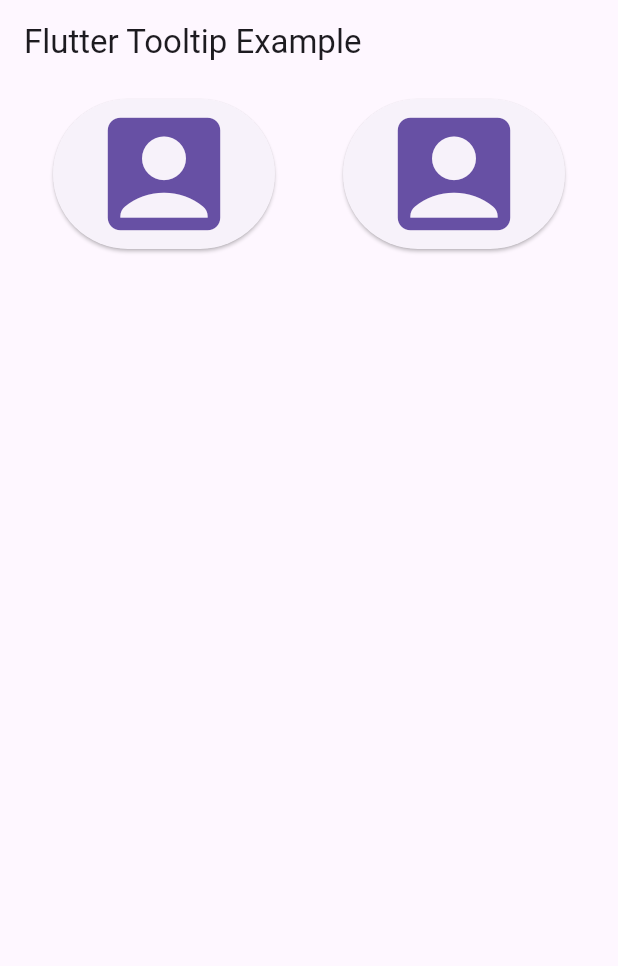
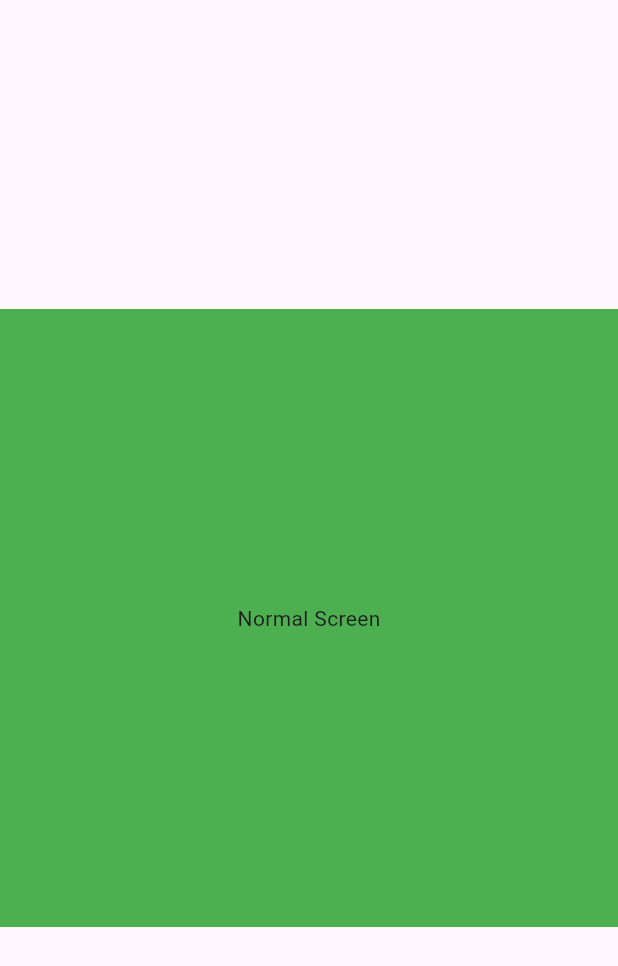
Before and after one commit to vaibhavt-nt/flutter_training, a Flutter app: the screen it shows after launch, on a phone screen of 412 x 824 dp. Shown: the top 966 px of the screen. Run offline on Flutter 3.47's test engine with Material 3 defaults, Android fonts, the light colour scheme and no system bars; key blocks and very long unbroken strings in the code were emptied for the run.

Commit message:
Layout Builder Widget  learned

```diff
--- a/lib/main.dart
+++ b/lib/main.dart
@@ -5,9 +5,11 @@ import 'package:flutter_training/widgets/cipRRect.dart';
 import 'package:flutter_training/widgets/custom_paint.dart';
 import 'package:flutter_training/widgets/drawer.dart';
 import 'package:flutter_training/widgets/fade_transition.dart';
+import 'package:flutter_training/widgets/fitterbox.dart';
 import 'package:flutter_training/widgets/gesture_detector.dart';
 import 'package:flutter_training/widgets/gride_view.dart';
 import 'package:flutter_training/widgets/hero.dart';
+import 'package:flutter_training/widgets/layout_builder.dart';
 import 'package:flutter_training/widgets/list_view.dart';
 import 'package:flutter_training/widgets/list_view_builder.dart';
 import 'package:flutter_training/widgets/mouse_region.dart';
@@ -32,7 +34,7 @@ class homepage extends StatelessWidget {
   Widget build(BuildContext context) {
     return MaterialApp(
       title: "my home page",
-      home: ToolTipWidget(),
+      home: LayOutBuilderWidget(),
     );
   }
 }
--- /dev/null
+++ b/lib/widgets/fitterbox.dart
@@ -0,0 +1,21 @@
+import 'package:flutter/material.dart';
+
+class FitterBoxWidget extends StatelessWidget {
+  const FitterBoxWidget({super.key});
+
+  @override
+  Widget build(BuildContext context) {
+    return Scaffold(
+      appBar: AppBar(
+        title: Text('FittedBox Example'),
+      ),
+      body: Center(
+        child: Container(
+          child: FittedBox(
+            child: Icon(Icons.coffee),
+          ),
+        ),
+      ),
+    );
+  }
+}
--- /dev/null
+++ b/lib/widgets/layout_builder.dart
@@ -0,0 +1,59 @@
+import 'package:flutter/cupertino.dart';
+import 'package:flutter/material.dart';
+
+class LayOutBuilderWidget extends StatefulWidget {
+  const LayOutBuilderWidget({super.key});
+
+  @override
+  State<LayOutBuilderWidget> createState() => _LayOutBuilderWidgetState();
+}
+
+class _LayOutBuilderWidgetState extends State<LayOutBuilderWidget> {
+  @override
+  Widget build(BuildContext context) {
+    return Scaffold(
+      body: SafeArea(
+          child: Center(
+            child: Container(
+              height: MediaQuery.of(context).size.height *0.5,
+              width: MediaQuery.of(context).size.width,
+
+              child: LayoutBuilder(
+                builder: (BuildContext context, BoxConstraints constraints) {
+                  if(constraints.maxWidth>=500){
+                    return   Row(
+                      mainAxisAlignment: MainAxisAlignment.spaceEvenly,
+                      children: [
+                        Container(
+                          height: constraints.maxHeight,
+                          alignment: Alignment.center,
+                          padding: EdgeInsets.symmetric(horizontal: 8),
+                          color: Colors.pinkAccent,
+                          child: Text('Left side'),
+                        ),
+                        Container(
+                          height: constraints.maxHeight,
+                          alignment: Alignment.center,
+                          padding: EdgeInsets.symmetric(horizontal: 8),
+                          color: Colors.lightBlue,
+                          child: Text('Right side'),
+                        ),
+                      ],
+                    );
+                  } else{
+                    return Container(
+                      alignment: Alignment.center,
+                      height: constraints.maxHeight * 0.5,
+                      color: Colors.green,
+                      child: Text('Normal Screen'),
+                    );
+                  }
+                },
+
+              ),
+            ),
+          )
+      ),
+    );
+  }
+}
```
